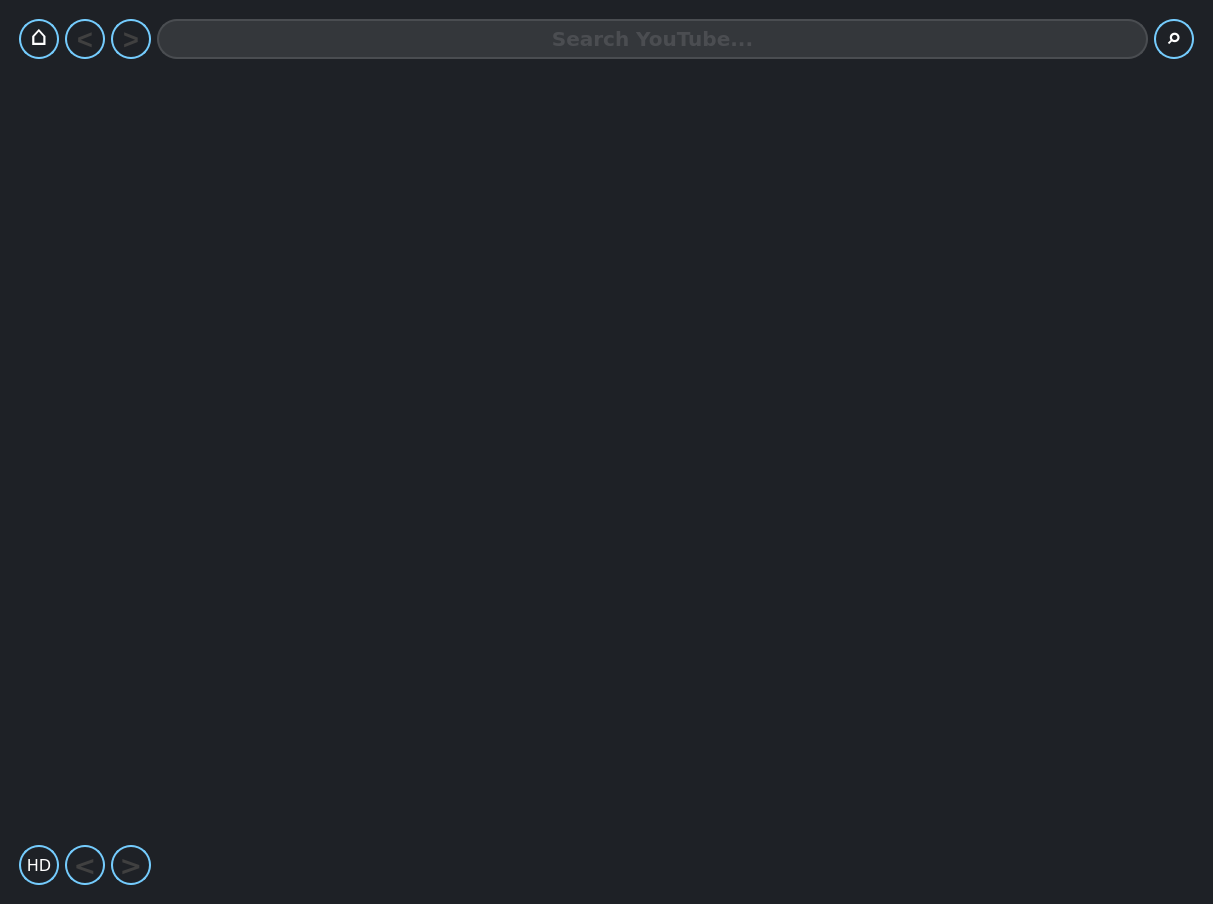
Before: the Qt Designer form assets/search.ui in Delamox/ytQt, drawn with Qt 5.
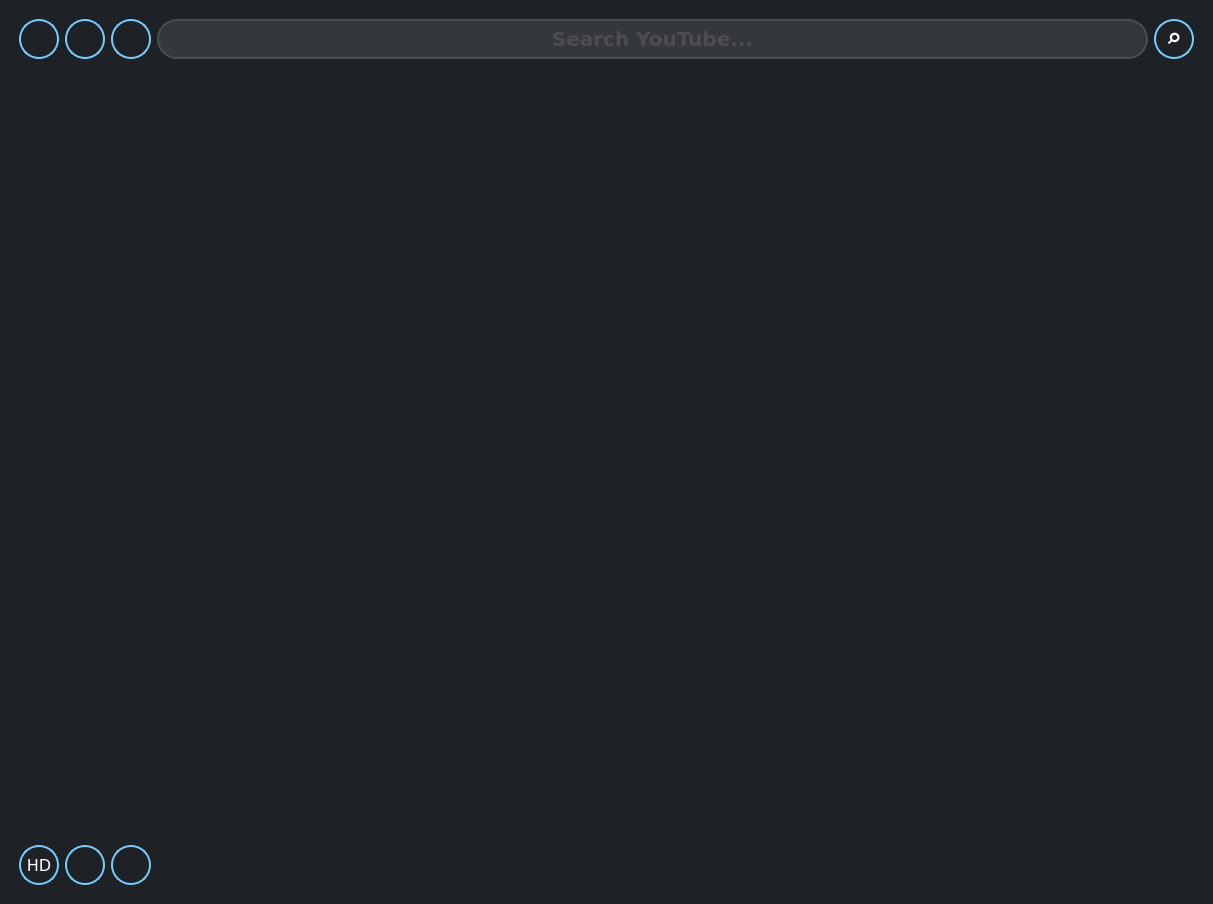
After: the same form once the commit is applied. Icons and pictures are not drawn.

Commit message: search ui svgs

What changed in the file:
```diff
--- a/assets/search.ui
+++ b/assets/search.ui
@@ -48,16 +48,6 @@
         <height>40</height>
        </size>
       </property>
-      <property name="font">
-       <font>
-        <family>Verdana</family>
-        <pointsize>20</pointsize>
-        <weight>50</weight>
-        <italic>false</italic>
-        <bold>false</bold>
-        <underline>false</underline>
-       </font>
-      </property>
       <property name="focusPolicy">
        <enum>Qt::NoFocus</enum>
       </property>
@@ -72,15 +62,18 @@
 border-color: #74cbfc;
 border-radius: 20px;
 text-align: center;
-padding-bottom: 8px;}
+padding-bottom: 0px;}
 QPushButton:hover {
 border-radius: 5px;}
 QPushButton:pressed {
 border-color: #e974fc;
 border-width: 3px}</string>
       </property>
-      <property name="text">
-       <string notr="true">⌂</string>
+      <property name="iconSize">
+       <size>
+        <width>16</width>
+        <height>16</height>
+       </size>
       </property>
      </widget>
     </item>
@@ -1112,13 +1105,6 @@
         <height>40</height>
        </size>
       </property>
-      <property name="font">
-       <font>
-        <pointsize>20</pointsize>
-        <weight>75</weight>
-        <bold>true</bold>
-       </font>
-      </property>
       <property name="styleSheet">
        <string notr="true">QPushButton:hover {
 border-radius: 5px;}
@@ -1134,8 +1120,11 @@
 padding-bottom: 0px;
 color: #404040;}</string>
       </property>
-      <property name="text">
-       <string notr="true">&gt;</string>
+      <property name="iconSize">
+       <size>
+        <width>32</width>
+        <height>32</height>
+       </size>
       </property>
      </widget>
     </item>
@@ -1203,13 +1192,6 @@
         <height>40</height>
        </size>
       </property>
-      <property name="font">
-       <font>
-        <pointsize>20</pointsize>
-        <weight>75</weight>
-        <bold>true</bold>
-       </font>
-      </property>
       <property name="styleSheet">
        <string notr="true">QPushButton:hover {
 border-radius: 5px;}
@@ -1225,8 +1207,11 @@
 padding-bottom: 0px;
 color: #404040;}</string>
       </property>
-      <property name="text">
-       <string notr="true">&lt;</string>
+      <property name="iconSize">
+       <size>
+        <width>32</width>
+        <height>32</height>
+       </size>
       </property>
      </widget>
     </item>
@@ -1295,16 +1280,6 @@
         <height>40</height>
        </size>
       </property>
-      <property name="font">
-       <font>
-        <family>Verdana</family>
-        <pointsize>20</pointsize>
-        <weight>75</weight>
-        <italic>false</italic>
-        <bold>true</bold>
-        <underline>false</underline>
-       </font>
-      </property>
       <property name="focusPolicy">
        <enum>Qt::NoFocus</enum>
       </property>
@@ -1326,8 +1301,11 @@
 padding-bottom: 0px;
 color: #404040;}</string>
       </property>
-      <property name="text">
-       <string notr="true">&lt;</string>
+      <property name="iconSize">
+       <size>
+        <width>32</width>
+        <height>32</height>
+       </size>
       </property>
      </widget>
     </item>
@@ -1345,16 +1323,6 @@
         <height>40</height>
        </size>
       </property>
-      <property name="font">
-       <font>
-        <family>Verdana</family>
-        <pointsize>20</pointsize>
-        <weight>75</weight>
-        <italic>false</italic>
-        <bold>true</bold>
-        <underline>false</underline>
-       </font>
-      </property>
       <property name="focusPolicy">
        <enum>Qt::NoFocus</enum>
       </property>
@@ -1376,8 +1344,11 @@
 padding-bottom: 0px;
 color: #404040;}</string>
       </property>
-      <property name="text">
-       <string notr="true">&gt;</string>
+      <property name="iconSize">
+       <size>
+        <width>32</width>
+        <height>32</height>
+       </size>
       </property>
      </widget>
     </item>
```
Left out of the diff: 9 changed lines with no effect on the pictures. The commit also changes 7 other files.
